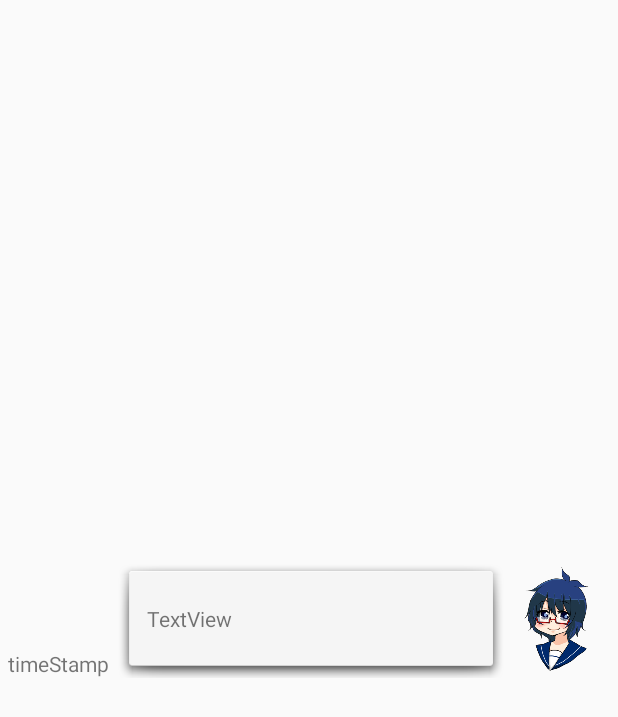
After one commit to Hiroki-Itou/Chat_Application, an Android app: the layout right_speech_bubble.xml on its own in the app's theme, with its tools: preview values and no code run, on a phone screen of 412 x 824 dp. The commit adds this screen. Shown: the top 717 px of the screen. Run offline under Robolectric (Android 15) with nearby library versions, the phone set to English and light mode, and no system bars.

Commit message:
チャットを行うことに成功

```diff
--- a/app/src/main/AndroidManifest.xml
+++ b/app/src/main/AndroidManifest.xml
@@ -23,6 +23,8 @@
         </activity>
         <activity android:name=".UserSearchActivity" >
         </activity>
+        <activity android:name=".ChatRoomActivity">
+        </activity>
 
     </application>
 
--- a/app/src/main/java/com/basscolor/chatapp/ChatroomBuilder.kt
+++ b/app/src/main/java/com/basscolor/chatapp/ChatRoomBuilder.kt
@@ -4,7 +4,7 @@ import com.google.firebase.auth.FirebaseAuth
 import com.google.firebase.firestore.FirebaseFirestore
 import java.io.Serializable
 
-class ChatroomBuilder(val delegate:ChatroomBuilderDelegate){
+class ChatRoomBuilder(val delegate:ChatRoomBuilderDelegate){
 
     private val firestore: FirebaseFirestore = FirebaseFirestore.getInstance()
 
--- a/app/src/main/java/com/basscolor/chatapp/ChatroomBuilderDelegate.kt
+++ b/app/src/main/java/com/basscolor/chatapp/ChatRoomBuilderDelegate.kt
@@ -1,6 +1,6 @@
 package com.basscolor.chatapp
 
-interface ChatroomBuilderDelegate {
+interface ChatRoomBuilderDelegate {
 
     fun BuildSuccess()
     fun BuildError(e:Exception)
--- a/app/src/main/java/com/basscolor/chatapp/ChatRoomListActivity.kt
+++ b/app/src/main/java/com/basscolor/chatapp/ChatRoomListActivity.kt
@@ -12,6 +12,8 @@ class ChatRoomListActivity : Activity() {
     override fun onCreate(savedInstanceState: Bundle?) {
         super.onCreate(savedInstanceState)
         setContentView(R.layout.activity_chatlist)
+        val chatList = findViewById<ListView>(R.id.chatList)
+        chatListController = ChatRoomListActivityController(this,chatList)
 
         val createRoomButton = findViewById<Button>(R.id.create_room)
         createRoomButton.setOnClickListener {
@@ -22,8 +24,8 @@ class ChatRoomListActivity : Activity() {
         logOutButton.setOnClickListener {
             chatListController.logOut()
         }
-        val chatList = findViewById<ListView>(R.id.chatList)
-        chatListController = ChatRoomListActivityController(this,chatList)
+
+
         chatListController.loadChatList()
         chatList.setOnItemClickListener{parent,view,position,id->
 
--- /dev/null
+++ b/app/src/main/res/layout/right_speech_bubble.xml
@@ -0,0 +1,43 @@
+<?xml version="1.0" encoding="utf-8"?>
+<androidx.constraintlayout.widget.ConstraintLayout
+    xmlns:android="http://schemas.android.com/apk/res/android"
+    xmlns:app="http://schemas.android.com/apk/res-auto"
+    xmlns:tools="http://schemas.android.com/tools"
+    android:layout_width="match_parent"
+    android:layout_height="match_parent">
+
+    <TextView
+        android:id="@+id/right_timeStamp"
+        android:layout_width="0dp"
+        android:layout_height="wrap_content"
+        android:paddingLeft="5dp"
+        android:paddingRight="5dp"
+        android:text="timeStamp"
+        app:layout_constraintBottom_toBottomOf="@+id/right_messageView"
+        app:layout_constraintStart_toStartOf="parent" />
+
+    <TextView
+        android:id="@+id/right_messageView"
+        android:layout_width="0dp"
+        android:layout_height="79dp"
+        android:background="@android:drawable/dialog_holo_light_frame"
+        android:gravity="center|start"
+        android:paddingLeft="20dp"
+        android:text="TextView"
+        app:drawableTint="#000000"
+        app:layout_constraintBottom_toBottomOf="@+id/right_imageView"
+        app:layout_constraintEnd_toStartOf="@+id/right_imageView"
+        app:layout_constraintStart_toEndOf="@+id/right_timeStamp"
+        app:layout_constraintTop_toTopOf="@+id/right_imageView" />
+
+    <ImageView
+        android:id="@+id/right_imageView"
+        android:layout_width="70dp"
+        android:layout_height="70dp"
+        android:layout_marginEnd="5dp"
+        android:layout_marginRight="5dp"
+        app:layout_constraintBottom_toBottomOf="parent"
+        app:layout_constraintEnd_toEndOf="parent"
+        app:layout_constraintTop_toTopOf="parent"
+        app:srcCompat="@drawable/aoi" />
+</androidx.constraintlayout.widget.ConstraintLayout>
```
Also changed, not shown: app/src/main/java/com/basscolor/chatapp/ChatRoom.kt (added, +50 -0 lines), app/src/main/java/com/basscolor/chatapp/ChatRoomActivity.kt (added, +41 -0 lines), app/src/main/java/com/basscolor/chatapp/ChatRoomActivityController.kt (added, +52 -0 lines), app/src/main/java/com/basscolor/chatapp/ChatRoomActivityListener.kt (added, +15 -0 lines), app/src/main/java/com/basscolor/chatapp/ChatRoomListActivityController.kt (+4 -6 lines), app/src/main/java/com/basscolor/chatapp/Chatroom.kt (deleted, +0 -21 lines), app/src/main/java/com/basscolor/chatapp/MessageDisplay.kt (added, +14 -0 lines), app/src/main/java/com/basscolor/chatapp/UserSearchActivityController.kt (+2 -45 lines), app/src/main/res/layout/activity_chatroom.xml (+16 -21 lines), app/src/main/res/layout/left_speech_bubble.xml (added, +43 -0 lines).
